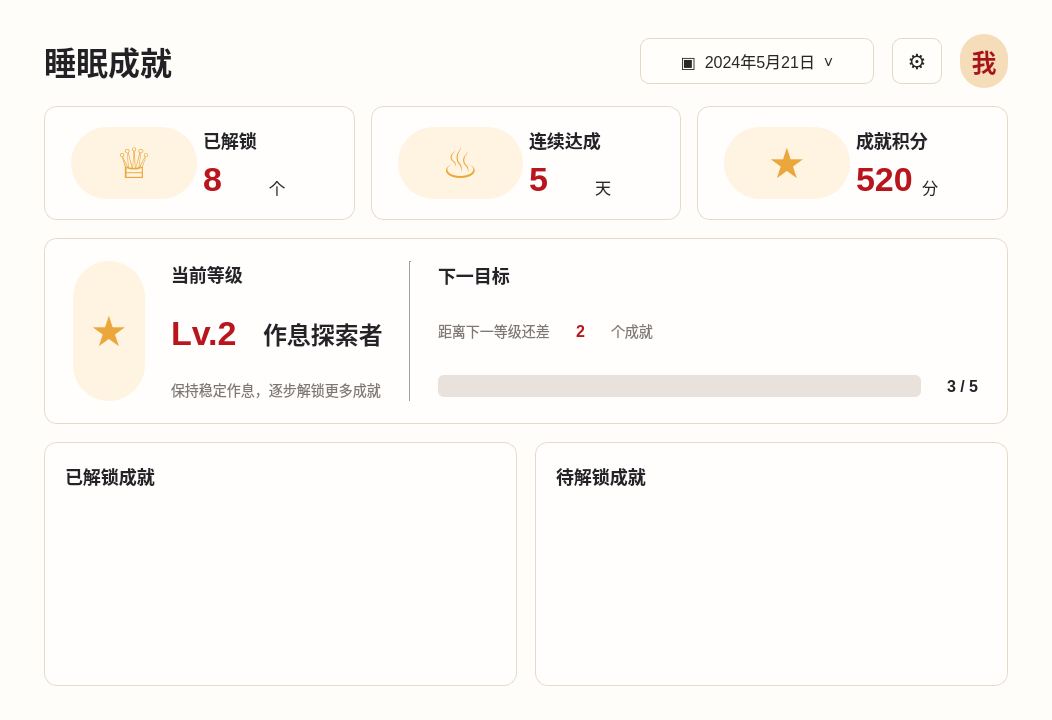
First picture: the form in pages/achievement.ui, repository Rain16hyx/PKUsleeper, before the edit.
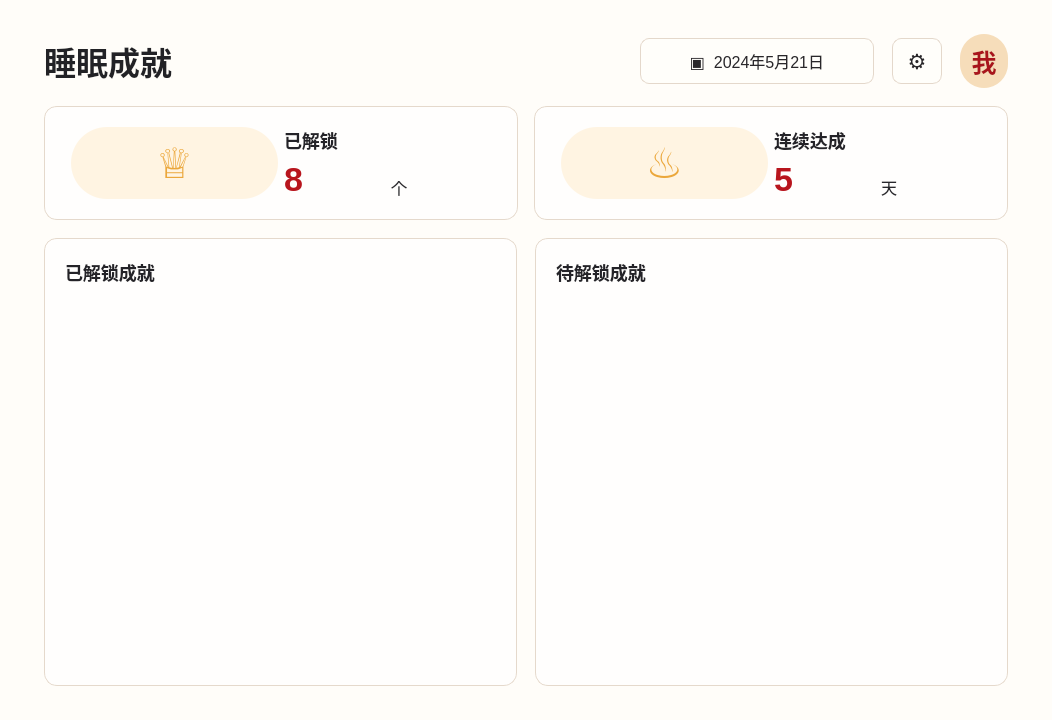
Second picture: the form after the edit.

```diff
--- a/pages/achievement.ui
+++ b/pages/achievement.ui
@@ -23,12 +23,12 @@
    <string notr="true">#Form {
     background: #fffdf9;
     color: #25252a;
-    font-family: "Microsoft YaHei UI", "Microsoft YaHei", sans-serif;
+    font-family: &quot;Microsoft YaHei UI&quot;, &quot;Microsoft YaHei&quot;, sans-serif;
 }
 
 QLabel {
     color: #28272c;
-    font-family: "Microsoft YaHei UI", "Microsoft YaHei", sans-serif;
+    font-family: &quot;Microsoft YaHei UI&quot;, &quot;Microsoft YaHei&quot;, sans-serif;
 }
 
 #label {
@@ -75,8 +75,6 @@
 
 #statFrame,
 #statFrame_2,
-#statFrame_3,
-#levelFrame,
 #unlockedFrame,
 #lockedFrame {
     background: #fffefd;
@@ -85,9 +83,7 @@
 }
 
 #statIcon,
-#statIcon_2,
-#statIcon_3,
-#levelIcon {
+#statIcon_2 {
     min-width: 72px;
     min-height: 72px;
     border-radius: 36px;
@@ -99,9 +95,6 @@
 
 #statTitle,
 #statTitle_2,
-#statTitle_3,
-#levelTitle,
-#nextTitle,
 #cardTitle,
 #cardTitle_2 {
     color: #242328;
@@ -110,30 +103,18 @@
 }
 
 #statValue,
-#statValue_2,
-#statValue_3,
-#levelValue {
+#statValue_2 {
     color: #b8151d;
     font-size: 34px;
     font-weight: 900;
 }
 
 #statUnit,
-#statUnit_2,
-#statUnit_3 {
+#statUnit_2 {
     color: #28272c;
     font-size: 16px;
 }
 
-#levelName {
-    color: #242328;
-    font-size: 24px;
-    font-weight: 900;
-}
-
-#levelDesc,
-#nextDesc,
-#nextDesc_2,
 #rowDesc,
 #rowDesc_2,
 #rowDesc_3,
@@ -145,35 +126,6 @@
     font-size: 14px;
 }
 
-#nextCount {
-    color: #b8151d;
-    font-size: 16px;
-    font-weight: 900;
-}
-
-#progressText {
-    color: #242328;
-    font-size: 16px;
-    font-weight: 700;
-}
-
-#levelProgress {
-    min-height: 12px;
-    border: none;
-    border-radius: 6px;
-    background: #e8e1dc;
-}
-
-#levelProgress::chunk {
-    border-radius: 6px;
-    background: qlineargradient(x1:0, y1:0, x2:1, y2:0,
-        stop:0 #eda235, stop:1 #f3bb57);
-}
-
-unlockedAchievementsLayout
-
-lockedAchievementsLayout
-
 #rowIcon,
 #rowIcon_2,
 #rowIcon_3,
@@ -224,7 +176,7 @@
 
 </string>
   </property>
-  <layout class="QVBoxLayout" name="verticalLayout" stretch="0,0,0,1">
+  <layout class="QVBoxLayout" name="verticalLayout" stretch="0,0,1">
    <property name="spacing">
     <number>18</number>
    </property>
@@ -277,7 +229,7 @@
      <item>
       <widget class="QPushButton" name="dateButton">
        <property name="text">
-        <string>▣  2024年5月21日  ˅</string>
+        <string>▣  2024年5月21日</string>
        </property>
       </widget>
      </item>
@@ -309,18 +261,56 @@
       <widget class="QFrame" name="statFrame">
        <property name="frameShape"><enum>QFrame::Shape::NoFrame</enum></property>
        <layout class="QHBoxLayout" name="statLayout">
-        <property name="leftMargin"><number>26</number></property>
-        <property name="topMargin"><number>20</number></property>
-        <property name="rightMargin"><number>26</number></property>
-        <property name="bottomMargin"><number>20</number></property>
-        <item><widget class="QLabel" name="statIcon"><property name="text"><string>♕</string></property><property name="alignment"><set>Qt::AlignmentFlag::AlignCenter</set></property></widget></item>
+        <property name="leftMargin">
+         <number>26</number>
+        </property>
+        <property name="topMargin">
+         <number>20</number>
+        </property>
+        <property name="rightMargin">
+         <number>26</number>
+        </property>
+        <property name="bottomMargin">
+         <number>20</number>
+        </property>
+        <item>
+         <widget class="QLabel" name="statIcon">
+          <property name="text">
+           <string>♕</string>
+          </property>
+          <property name="alignment">
+           <set>Qt::AlignmentFlag::AlignCenter</set>
+          </property>
+         </widget>
+        </item>
         <item>
          <layout class="QVBoxLayout" name="statTextLayout">
-          <item><widget class="QLabel" name="statTitle"><property name="text"><string>已解锁</string></property></widget></item>
+          <item>
+           <widget class="QLabel" name="statTitle">
+            <property name="text">
+             <string>已解锁</string>
+            </property>
+           </widget>
+          </item>
           <item>
            <layout class="QHBoxLayout" name="statValueLayout">
-            <item><widget class="QLabel" name="statValue"><property name="text"><string>8</string></property></widget></item>
-            <item><widget class="QLabel" name="statUnit"><property name="text"><string>个</string></property><property name="alignment"><set>Qt::AlignmentFlag::AlignBottom|Qt::AlignmentFlag::AlignLeft</set></property></widget></item>
+            <item>
+             <widget class="QLabel" name="statValue">
+              <property name="text">
+               <string>8</string>
+              </property>
+             </widget>
+            </item>
+            <item>
+             <widget class="QLabel" name="statUnit">
+              <property name="text">
+               <string>个</string>
+              </property>
+              <property name="alignment">
+               <set>Qt::AlignmentFlag::AlignBottom|Qt::AlignmentFlag::AlignLeading|Qt::AlignmentFlag::AlignLeft</set>
+              </property>
+             </widget>
+            </item>
            </layout>
           </item>
          </layout>
@@ -332,41 +322,56 @@
       <widget class="QFrame" name="statFrame_2">
        <property name="frameShape"><enum>QFrame::Shape::NoFrame</enum></property>
        <layout class="QHBoxLayout" name="statLayout_2">
-        <property name="leftMargin"><number>26</number></property>
-        <property name="topMargin"><number>20</number></property>
-        <property name="rightMargin"><number>26</number></property>
-        <property name="bottomMargin"><number>20</number></property>
-        <item><widget class="QLabel" name="statIcon_2"><property name="text"><string>♨</string></property><property name="alignment"><set>Qt::AlignmentFlag::AlignCenter</set></property></widget></item>
+        <property name="leftMargin">
+         <number>26</number>
+        </property>
+        <property name="topMargin">
+         <number>20</number>
+        </property>
+        <property name="rightMargin">
+         <number>26</number>
+        </property>
+        <property name="bottomMargin">
+         <number>20</number>
+        </property>
+        <item>
+         <widget class="QLabel" name="statIcon_2">
+          <property name="text">
+           <string>♨</string>
+          </property>
+          <property name="alignment">
+           <set>Qt::AlignmentFlag::AlignCenter</set>
+          </property>
+         </widget>
+        </item>
         <item>
          <layout class="QVBoxLayout" name="statTextLayout_2">
-          <item><widget class="QLabel" name="statTitle_2"><property name="text"><string>连续达成</string></property></widget></item>
+          <item>
+           <widget class="QLabel" name="statTitle_2">
+            <property name="text">
+             <string>连续达成</string>
+            </property>
+           </widget>
+          </item>
           <item>
            <layout class="QHBoxLayout" name="statValueLayout_2">
-            <item><widget class="QLabel" name="statValue_2"><property name="text"><string>5</string></property></widget></item>
-            <item><widget class="QLabel" name="statUnit_2"><property name="text"><string>天</string></property><property name="alignment"><set>Qt::AlignmentFlag::AlignBottom|Qt::AlignmentFlag::AlignLeft</set></property></widget></item>
-           </layout>
-          </item>
-         </layout>
-        </item>
-       </layout>
-      </widget>
-     </item>
-     <item>
-      <widget class="QFrame" name="statFrame_3">
-       <property name="frameShape"><enum>QFrame::Shape::NoFrame</enum></property>
-       <layout class="QHBoxLayout" name="statLayout_3">
-        <property name="leftMargin"><number>26</number></property>
-        <property name="topMargin"><number>20</number></property>
-        <property name="rightMargin"><number>26</number></property>
-        <property name="bottomMargin"><number>20</number></property>
-        <item><widget class="QLabel" name="statIcon_3"><property name="text"><string>★</string></property><property name="alignment"><set>Qt::AlignmentFlag::AlignCenter</set></property></widget></item>
-        <item>
-         <layout class="QVBoxLayout" name="statTextLayout_3">
-          <item><widget class="QLabel" name="statTitle_3"><property name="text"><string>成就积分</string></property></widget></item>
-          <item>
-           <layout class="QHBoxLayout" name="statValueLayout_3">
-            <item><widget class="QLabel" name="statValue_3"><property name="text"><string>520</string></property></widget></item>
-            <item><widget class="QLabel" name="statUnit_3"><property name="text"><string>分</string></property><property name="alignment"><set>Qt::AlignmentFlag::AlignBottom|Qt::AlignmentFlag::AlignLeft</set></property></widget></item>
+            <item>
+             <widget class="QLabel" name="statValue_2">
+              <property name="text">
+               <string>5</string>
+              </property>
+             </widget>
+            </item>
+            <item>
+             <widget class="QLabel" name="statUnit_2">
+              <property name="text">
+               <string>天</string>
+              </property>
+              <property name="alignment">
+               <set>Qt::AlignmentFlag::AlignBottom|Qt::AlignmentFlag::AlignLeading|Qt::AlignmentFlag::AlignLeft</set>
+              </property>
+             </widget>
+            </item>
            </layout>
           </item>
          </layout>
@@ -376,56 +381,6 @@
      </item>
     </layout>
    </item>
-   <item>
-    <widget class="QFrame" name="levelFrame">
-     <property name="frameShape"><enum>QFrame::Shape::NoFrame</enum></property>
-     <layout class="QHBoxLayout" name="levelLayout">
-      <property name="spacing"><number>26</number></property>
-      <property name="leftMargin"><number>28</number></property>
-      <property name="topMargin"><number>22</number></property>
-      <property name="rightMargin"><number>28</number></property>
-      <property name="bottomMargin"><number>22</number></property>
-      <item><widget class="QLabel" name="levelIcon"><property name="text"><string>★</string></property><property name="alignment"><set>Qt::AlignmentFlag::AlignCenter</set></property></widget></item>
-      <item>
-       <layout class="QVBoxLayout" name="levelInfoLayout">
-        <item><widget class="QLabel" name="levelTitle"><property name="text"><string>当前等级</string></property></widget></item>
-        <item>
-         <layout class="QHBoxLayout" name="levelNameLayout">
-          <item><widget class="QLabel" name="levelValue"><property name="text"><string>Lv.2</string></property></widget></item>
-          <item><widget class="QLabel" name="levelName"><property name="text"><string>作息探索者</string></property></widget></item>
-         </layout>
-        </item>
-        <item><widget class="QLabel" name="levelDesc"><property name="text"><string>保持稳定作息，逐步解锁更多成就</string></property></widget></item>
-       </layout>
-      </item>
-      <item><widget class="Line" name="line"><property name="orientation"><enum>Qt::Orientation::Vertical</enum></property></widget></item>
-      <item>
-       <layout class="QVBoxLayout" name="nextLevelLayout">
-        <item><widget class="QLabel" name="nextTitle"><property name="text"><string>下一目标</string></property></widget></item>
-        <item>
-         <layout class="QHBoxLayout" name="nextDescLayout">
-          <item><widget class="QLabel" name="nextDesc"><property name="text"><string>距离下一等级还差</string></property></widget></item>
-          <item><widget class="QLabel" name="nextCount"><property name="text"><string>2</string></property></widget></item>
-          <item><widget class="QLabel" name="nextDesc_2"><property name="text"><string>个成就</string></property></widget></item>
-          <item><spacer name="nextSpacer"><property name="orientation"><enum>Qt::Orientation::Horizontal</enum></property><property name="sizeHint" stdset="0"><size><width>40</width><height>20</height></size></property></spacer></item>
-         </layout>
-        </item>
-        <item>
-         <layout class="QHBoxLayout" name="levelProgressLayout">
-          <item>
-           <widget class="QProgressBar" name="levelProgress">
-            <property name="value"><number>60</number></property>
-            <property name="textVisible"><bool>false</bool></property>
-           </widget>
-          </item>
-          <item><widget class="QLabel" name="progressText"><property name="text"><string>3 / 5</string></property></widget></item>
-         </layout>
-        </item>
-       </layout>
-      </item>
-     </layout>
-    </widget>
-   </item>
    <item>
     <layout class="QHBoxLayout" name="listsLayout">
      <property name="spacing"><number>18</number></property>
@@ -433,12 +388,28 @@
       <widget class="QFrame" name="unlockedFrame">
        <property name="frameShape"><enum>QFrame::Shape::NoFrame</enum></property>
        <layout class="QVBoxLayout" name="unlockedLayout">
-        <property name="spacing"><number>10</number></property>
-        <property name="leftMargin"><number>20</number></property>
-        <property name="topMargin"><number>20</number></property>
-        <property name="rightMargin"><number>20</number></property>
-        <property name="bottomMargin"><number>16</number></property>
-        <item><widget class="QLabel" name="cardTitle"><property name="text"><string>已解锁成就</string></property></widget></item>
+        <property name="spacing">
+         <number>10</number>
+        </property>
+        <property name="leftMargin">
+         <number>20</number>
+        </property>
+        <property name="topMargin">
+         <number>20</number>
+        </property>
+        <property name="rightMargin">
+         <number>20</number>
+        </property>
+        <property name="bottomMargin">
+         <number>16</number>
+        </property>
+        <item>
+         <widget class="QLabel" name="cardTitle">
+          <property name="text">
+           <string>已解锁成就</string>
+          </property>
+         </widget>
+        </item>
         <item>
          <widget class="QScrollArea" name="unlockedScrollArea">
           <property name="widgetResizable">
@@ -449,6 +420,14 @@
            <enum>QFrame::Shape::NoFrame</enum>
           </property>
           <widget class="QWidget" name="unlockedContainer">
+           <property name="geometry">
+            <rect>
+             <x>0</x>
+             <y>0</y>
+             <width>430</width>
+             <height>201</height>
+            </rect>
+           </property>
            <property name="autoFillBackground">
             <bool>true</bool>
            </property>
@@ -530,6 +509,14 @@
           </property>
 
           <widget class="QWidget" name="lockedContainer">
+           <property name="geometry">
+            <rect>
+             <x>0</x>
+             <y>0</y>
+             <width>430</width>
+             <height>201</height>
+            </rect>
+           </property>
            <property name="autoFillBackground">
             <bool>true</bool>
            </property>
```
Left out of the diff: 56 changed lines with no effect on the pictures.
